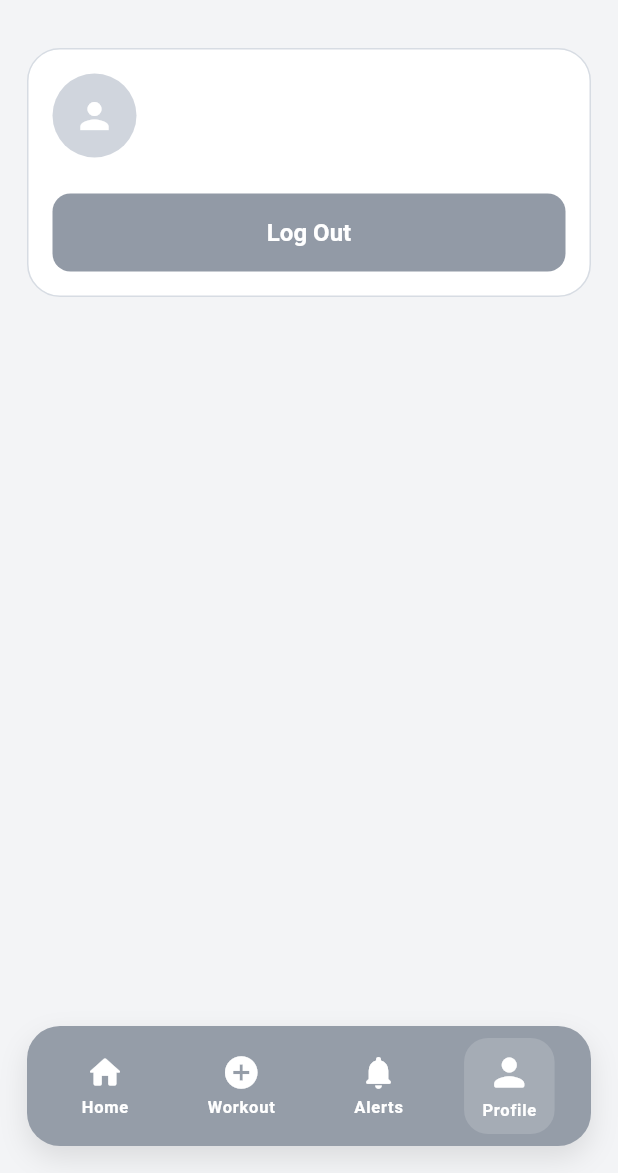
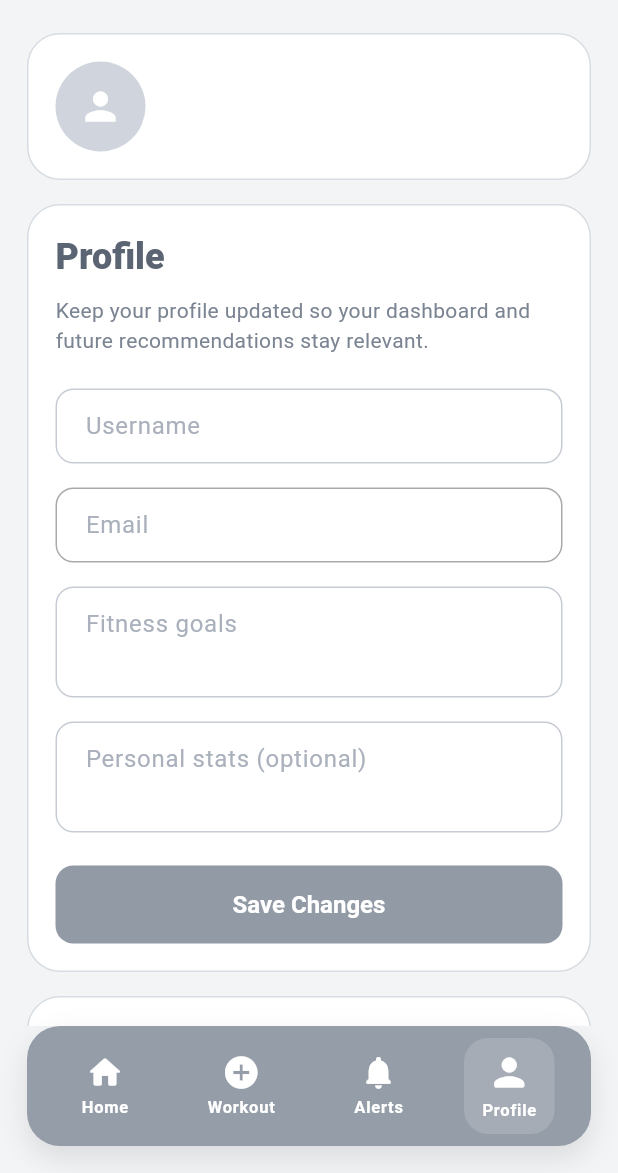
Before and after one commit to wildheart156/Project02_Beast_Mode, a Flutter app: the screen it shows once a user with an empty profile is signed in, item 4 of the bottom bar chosen, on a phone screen of 412 x 824 dp, the part 63-1236 px from its top. Run offline on Flutter 3.47's test engine with Material 3 defaults, Android fonts, the phone set to English and light mode, and no system bars; our stand-ins replace cloud_firestore, firebase_auth, firebase_core; accounts and stored records are empty.

Commit message:
feat: create profile page

```diff
--- a/lib/main.dart
+++ b/lib/main.dart
@@ -3,6 +3,7 @@ import 'package:firebase_auth/firebase_auth.dart';
 import 'package:firebase_core/firebase_core.dart';
 import 'package:flutter/material.dart';
 import 'package:beast_mode_fitness/screens/notifications_screen.dart';
+import 'package:beast_mode_fitness/screens/profile_screen.dart';
 
 import 'firebase_options.dart';
 
@@ -851,11 +852,7 @@ class _DashboardScreenState extends State<DashboardScreen> {
             'Alerts, reminders, and feedback updates will appear here.',
         icon: Icons.notifications_none_rounded,
       ),
-      _ProfileTab(
-        displayName: displayName,
-        email: widget.user.email ?? '',
-        stats: (widget.profile['personalStats'] as String?)?.trim(),
-      ),
+      ProfileScreen(user: widget.user, profile: widget.profile),
     ];
 
     return Scaffold(
@@ -998,10 +995,7 @@ class _DashboardHome extends StatelessWidget {
                     ),
                     const SizedBox(width: 10),
                     Expanded(
-                      child: _MetricTile(
-                        label: 'Reps Completed',
-                        value: '120',
-                      ),
+                      child: _MetricTile(label: 'Reps Completed', value: '120'),
                     ),
                   ],
                 ),
@@ -1198,6 +1192,7 @@ class _PostAction extends StatelessWidget {
 
 class WorkoutScreen extends StatelessWidget {
   const WorkoutScreen({
+    super.key,
     required this.title,
     required this.description,
     required this.icon,
@@ -1238,86 +1233,6 @@ class WorkoutScreen extends StatelessWidget {
               ],
             ),
           ),
-        ),
-      ),
-    );
-  }
-}
-
-class _ProfileTab extends StatelessWidget {
-  const _ProfileTab({
-    required this.displayName,
-    required this.email,
-    required this.stats,
-  });
-
-  final String displayName;
-  final String email;
-  final String? stats;
-
-  @override
-  Widget build(BuildContext context) {
-    return SingleChildScrollView(
-      padding: const EdgeInsets.all(18),
-      child: _SectionCard(
-        child: Column(
-          crossAxisAlignment: CrossAxisAlignment.start,
-          children: [
-            Row(
-              children: [
-                const CircleAvatar(
-                  radius: 28,
-                  backgroundColor: Color(0xFFD0D5DD),
-                  child: Icon(Icons.person, color: Colors.white, size: 28),
-                ),
-                const SizedBox(width: 14),
-                Expanded(
-                  child: Column(
-                    crossAxisAlignment: CrossAxisAlignment.start,
-                    children: [
-                      Text(
-                        displayName,
-                        style: Theme.of(context).textTheme.titleLarge?.copyWith(
-                          fontWeight: FontWeight.w700,
-                          color: const Color(0xFF5B6472),
-                        ),
-                      ),
-                      const SizedBox(height: 4),
-                      Text(
-                        email,
-                        style: Theme.of(context).textTheme.bodyMedium?.copyWith(
-                          color: const Color(0xFF7B8492),
-                        ),
-                      ),
-                    ],
-                  ),
-                ),
-              ],
-            ),
-            if (stats != null && stats!.isNotEmpty) ...[
-              const SizedBox(height: 18),
-              Text(
-                'Personal stats',
-                style: Theme.of(context).textTheme.titleMedium?.copyWith(
-                  fontWeight: FontWeight.w700,
-                  color: const Color(0xFF5B6472),
-                ),
-              ),
-              const SizedBox(height: 8),
-              Text(
-                stats!,
-                style: Theme.of(context).textTheme.bodyMedium?.copyWith(
-                  color: const Color(0xFF7B8492),
-                ),
-              ),
-            ],
-            const SizedBox(height: 24),
-            _PrimaryButton(
-              label: 'Log Out',
-              isLoading: false,
-              onPressed: () => FirebaseAuth.instance.signOut(),
-            ),
-          ],
         ),
       ),
     );
--- /dev/null
+++ b/lib/screens/profile_screen.dart
@@ -0,0 +1,294 @@
+import 'package:cloud_firestore/cloud_firestore.dart';
+import 'package:firebase_auth/firebase_auth.dart';
+import 'package:flutter/material.dart';
+
+class ProfileScreen extends StatefulWidget {
+  const ProfileScreen({super.key, required this.user, required this.profile});
+
+  final User user;
+  final Map<String, dynamic> profile;
+
+  @override
+  State<ProfileScreen> createState() => _ProfileScreenState();
+}
+
+class _ProfileScreenState extends State<ProfileScreen> {
+  final _formKey = GlobalKey<FormState>();
+  late final TextEditingController _usernameController;
+  late final TextEditingController _goalsController;
+  late final TextEditingController _statsController;
+  bool _isSaving = false;
+
+  @override
+  void initState() {
+    super.initState();
+    _usernameController = TextEditingController(
+      text: (widget.profile['username'] as String?) ?? '',
+    );
+    _goalsController = TextEditingController(
+      text: (widget.profile['fitnessGoals'] as String?) ?? '',
+    );
+    _statsController = TextEditingController(
+      text: (widget.profile['personalStats'] as String?) ?? '',
+    );
+  }
+
+  @override
+  void dispose() {
+    _usernameController.dispose();
+    _goalsController.dispose();
+    _statsController.dispose();
+    super.dispose();
+  }
+
+  Future<void> _saveProfile() async {
+    if (!_formKey.currentState!.validate()) {
+      return;
+    }
+
+    FocusScope.of(context).unfocus();
+    setState(() => _isSaving = true);
+
+    final username = _usernameController.text.trim();
+    final goals = _goalsController.text.trim();
+    final stats = _statsController.text.trim();
+
+    try {
+      await widget.user.updateDisplayName(username);
+      await FirebaseFirestore.instance
+          .collection('Users')
+          .doc(widget.user.uid)
+          .set({
+            'userId': widget.user.uid,
+            'email': widget.user.email,
+            'username': username,
+            'fitnessGoals': goals,
+            'personalStats': stats,
+            'profileImageURL':
+                (widget.profile['profileImageURL'] as String?) ?? '',
+            'updatedAt': FieldValue.serverTimestamp(),
+            if (widget.profile['createdAt'] == null)
+              'createdAt': FieldValue.serverTimestamp(),
+          }, SetOptions(merge: true));
+
+      if (!mounted) {
+        return;
+      }
+
+      ScaffoldMessenger.of(context).showSnackBar(
+        const SnackBar(content: Text('Profile updated successfully.')),
+      );
+    } on FirebaseException catch (error) {
+      if (!mounted) {
+        return;
+      }
+
+      ScaffoldMessenger.of(context).showSnackBar(
+        SnackBar(
+          content: Text(error.message ?? 'We could not save your profile yet.'),
+        ),
+      );
+    } finally {
+      if (mounted) {
+        setState(() => _isSaving = false);
+      }
+    }
+  }
+
+  @override
+  Widget build(BuildContext context) {
+    final displayName = _usernameController.text.trim().isNotEmpty
+        ? _usernameController.text.trim()
+        : widget.user.email ?? 'Athlete';
+
+    return SingleChildScrollView(
+      padding: const EdgeInsets.fromLTRB(18, 8, 18, 0),
+      child: Column(
+        crossAxisAlignment: CrossAxisAlignment.stretch,
+        children: [
+          Container(
+            padding: const EdgeInsets.all(18),
+            decoration: BoxDecoration(
+              color: Colors.white,
+              borderRadius: BorderRadius.circular(22),
+              border: Border.all(color: const Color(0xFFD7DCE3)),
+            ),
+            child: Row(
+              children: [
+                const CircleAvatar(
+                  radius: 30,
+                  backgroundColor: Color(0xFFD0D5DD),
+                  child: Icon(Icons.person, size: 30, color: Colors.white),
+                ),
+                const SizedBox(width: 14),
+                Expanded(
+                  child: Column(
+                    crossAxisAlignment: CrossAxisAlignment.start,
+                    children: [
+                      Text(
+                        displayName,
+                        style: Theme.of(context).textTheme.titleLarge?.copyWith(
+                          fontWeight: FontWeight.w700,
+                          color: const Color(0xFF5B6472),
+                        ),
+                      ),
+                      const SizedBox(height: 4),
+                      Text(
+                        widget.user.email ?? '',
+                        style: Theme.of(context).textTheme.bodyMedium?.copyWith(
+                          color: const Color(0xFF7B8492),
+                        ),
+                      ),
+                    ],
+                  ),
+                ),
+              ],
+            ),
+          ),
+          const SizedBox(height: 16),
+          Container(
+            padding: const EdgeInsets.all(18),
+            decoration: BoxDecoration(
+              color: Colors.white,
+              borderRadius: BorderRadius.circular(22),
+              border: Border.all(color: const Color(0xFFD7DCE3)),
+            ),
+            child: Form(
+              key: _formKey,
+              child: Column(
+                crossAxisAlignment: CrossAxisAlignment.stretch,
+                children: [
+                  Text(
+                    'Profile',
+                    style: Theme.of(context).textTheme.headlineSmall?.copyWith(
+                      fontWeight: FontWeight.w800,
+                      color: const Color(0xFF5B6472),
+                    ),
+                  ),
+                  const SizedBox(height: 10),
+                  Text(
+                    'Keep your profile updated so your dashboard and future recommendations stay relevant.',
+                    style: Theme.of(context).textTheme.bodyMedium?.copyWith(
+                      color: const Color(0xFF7B8492),
+                    ),
+                  ),
+                  const SizedBox(height: 22),
+                  TextFormField(
+                    controller: _usernameController,
+                    validator: (value) {
+                      if (value == null || value.trim().isEmpty) {
+                        return 'Enter a username.';
+                      }
+                      return null;
+                    },
+                    decoration: const InputDecoration(hintText: 'Username'),
+                  ),
+                  const SizedBox(height: 16),
+                  TextFormField(
+                    initialValue: widget.user.email ?? '',
+                    enabled: false,
+                    decoration: const InputDecoration(hintText: 'Email'),
+                  ),
+                  const SizedBox(height: 16),
+                  TextFormField(
+                    controller: _goalsController,
+                    minLines: 2,
+                    maxLines: 3,
+                    validator: (value) {
+                      if (value == null || value.trim().isEmpty) {
+                        return 'Add at least one fitness goal.';
+                      }
+                      return null;
+                    },
+                    decoration: const InputDecoration(
+                      hintText: 'Fitness goals',
+                    ),
+                  ),
+                  const SizedBox(height: 16),
+                  TextFormField(
+                    controller: _statsController,
+                    minLines: 2,
+                    maxLines: 3,
+                    decoration: const InputDecoration(
+                      hintText: 'Personal stats (optional)',
+                    ),
+                  ),
+                  const SizedBox(height: 22),
+                  FilledButton(
+                    onPressed: _isSaving ? null : _saveProfile,
+                    style: FilledButton.styleFrom(
+                      backgroundColor: const Color(0xFF929AA6),
+                      foregroundColor: Colors.white,
+                      minimumSize: const Size.fromHeight(52),
+                      shape: RoundedRectangleBorder(
+                        borderRadius: BorderRadius.circular(12),
+                      ),
+                      textStyle: const TextStyle(
+                        fontSize: 16,
+                        fontWeight: FontWeight.w700,
+                      ),
+                    ),
+                    child: _isSaving
+                        ? const SizedBox(
+                            height: 20,
+                            width: 20,
+                            child: CircularProgressIndicator(
+                              strokeWidth: 2,
+                              valueColor: AlwaysStoppedAnimation<Color>(
+                                Colors.white,
+                              ),
+                            ),
+                          )
+                        : const Text('Save Changes'),
+                  ),
+                ],
+              ),
+            ),
+          ),
+          const SizedBox(height: 16),
+          Container(
+            padding: const EdgeInsets.all(18),
+            decoration: BoxDecoration(
+              color: Colors.white,
+              borderRadius: BorderRadius.circular(22),
+              border: Border.all(color: const Color(0xFFD7DCE3)),
+            ),
+            child: Column(
+              crossAxisAlignment: CrossAxisAlignment.start,
+              children: [
+                Text(
+                  'Account',
+                  style: Theme.of(context).textTheme.titleMedium?.copyWith(
+                    fontWeight: FontWeight.w700,
+                    color: const Color(0xFF5B6472),
+                  ),
+                ),
+                const SizedBox(height: 8),
+                Text(
+                  'You can update your training goals here as your routine changes.',
+                  style: Theme.of(context).textTheme.bodyMedium?.copyWith(
+                    color: const Color(0xFF7B8492),
+                  ),
+                ),
+                const SizedBox(height: 18),
+                OutlinedButton(
+                  onPressed: () => FirebaseAuth.instance.signOut(),
+                  style: OutlinedButton.styleFrom(
+                    minimumSize: const Size.fromHeight(48),
+                    foregroundColor: const Color(0xFF67707E),
+                    side: const BorderSide(color: Color(0xFFC7CCD4)),
+                    shape: RoundedRectangleBorder(
+                      borderRadius: BorderRadius.circular(12),
+                    ),
+                  ),
+                  child: const Text('Log Out'),
+                ),
+              ],
+            ),
+          ),
+          const SizedBox(height: 8),
+        ],
+      ),
+    );
+  }
+}
```
